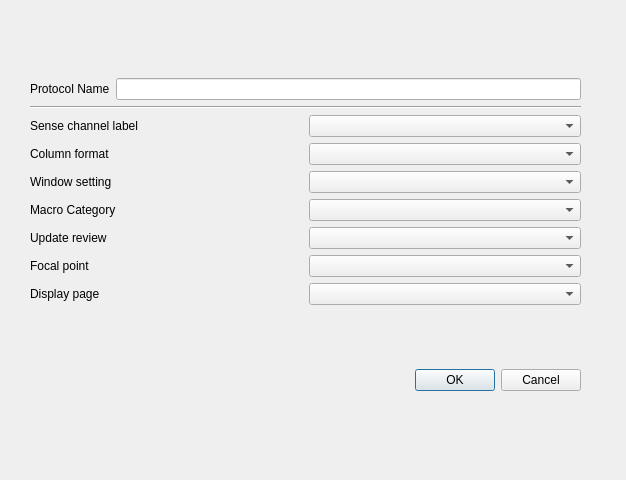
This is src/libs/recorder/ui/editprotocoldialog.ui in mannd/epsimulator as Qt 5 draws it before an edit. The edited form follows.
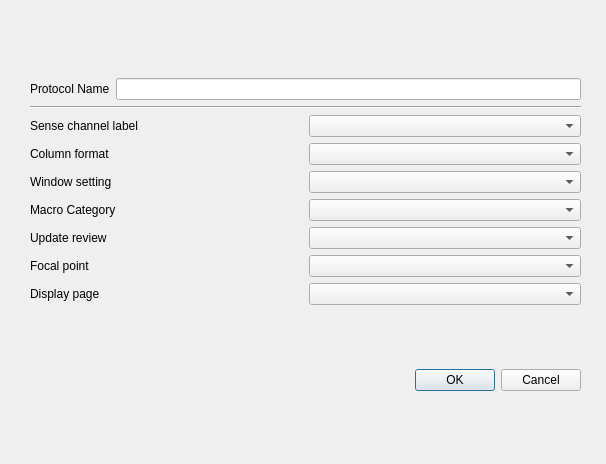
This is the edited form.

What changed in the file:
```diff
--- a/src/libs/recorder/ui/editprotocoldialog.ui
+++ b/src/libs/recorder/ui/editprotocoldialog.ui
@@ -6,10 +6,16 @@
    <rect>
     <x>0</x>
     <y>0</y>
-    <width>626</width>
-    <height>480</height>
+    <width>606</width>
+    <height>464</height>
    </rect>
   </property>
+  <property name="sizePolicy">
+   <sizepolicy hsizetype="Preferred" vsizetype="Preferred">
+    <horstretch>0</horstretch>
+    <verstretch>0</verstretch>
+   </sizepolicy>
+  </property>
   <property name="windowTitle">
    <string>Dialog</string>
   </property>
```
